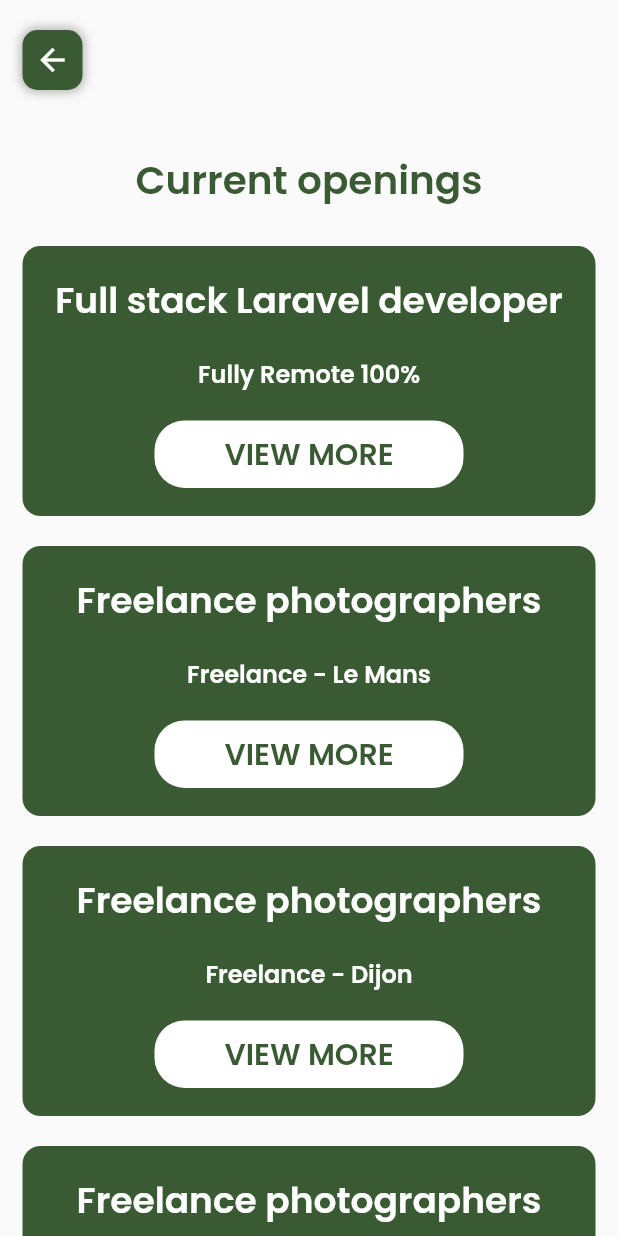
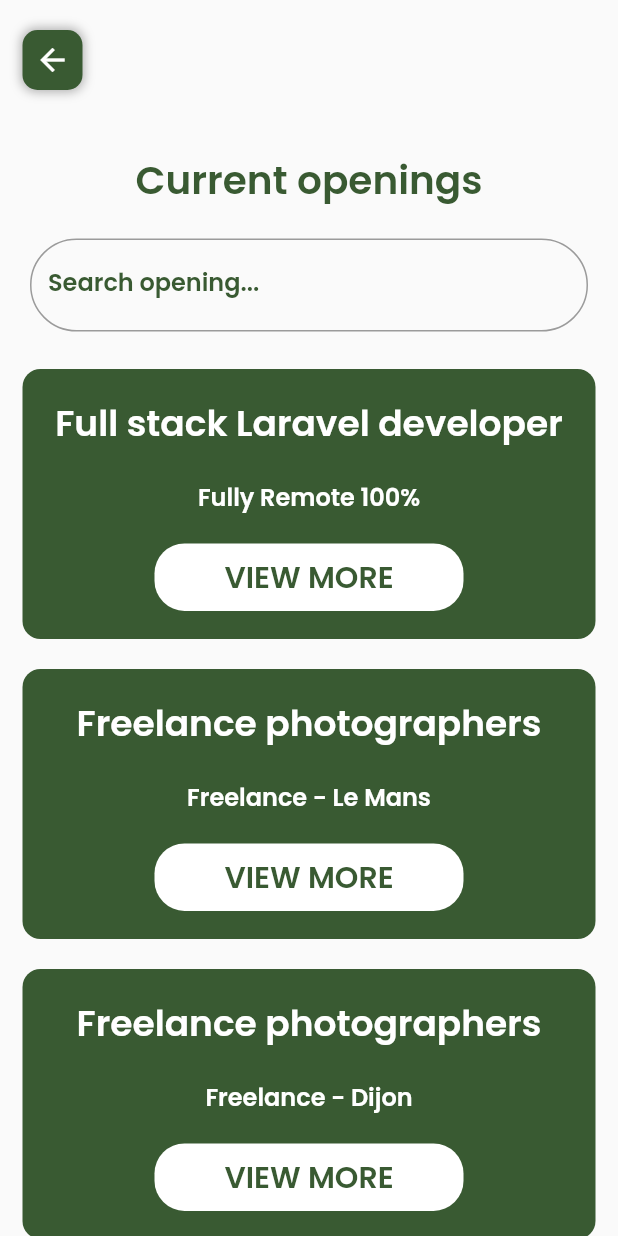
Before and after one commit to Lambertn33/car-and-classic-job-board, a Flutter app: the OpeningsListPage screen opened by its route, on a phone screen of 412 x 824 dp. Run offline on Flutter 3.47's test engine with Material 2 defaults, Android fonts, the phone set to English and light mode, and no system bars.

Commit message:
feat: add search opening input

```diff
--- a/lib/screens/openings/openings.dart
+++ b/lib/screens/openings/openings.dart
@@ -72,6 +72,20 @@ class _OpeningsListPageState extends State<OpeningsListPage> {
                 style: TextStyle(fontSize: 26, color: Constants.primaryColor),
               ),
               const SizedBox(
+                height: 20,
+              ),
+              Padding(
+                padding: const EdgeInsets.symmetric(horizontal: 20),
+                child: TextField(
+                  decoration: InputDecoration(
+                    border: OutlineInputBorder(
+                        borderRadius: BorderRadius.circular(50)),
+                    labelText: 'Search opening...',
+                    labelStyle: TextStyle(color: Constants.primaryColor),
+                  ),
+                ),
+              ),
+              const SizedBox(
                 height: 15,
               ),
               for (var i = 0; i < openingsList.length; i++)
```
